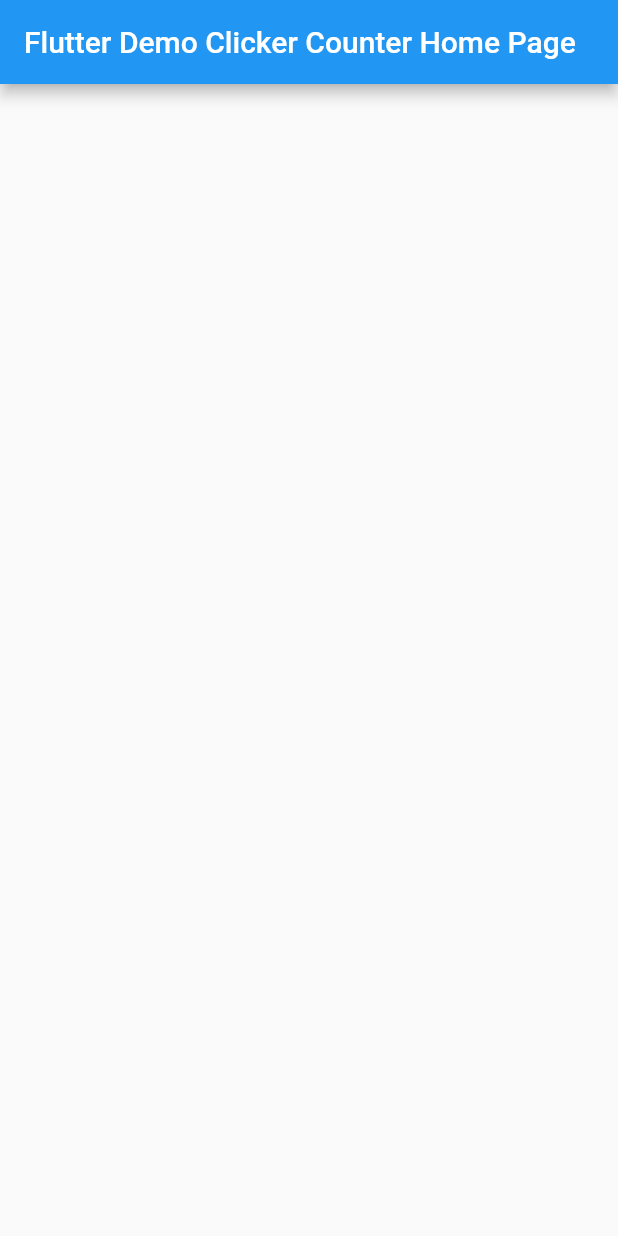
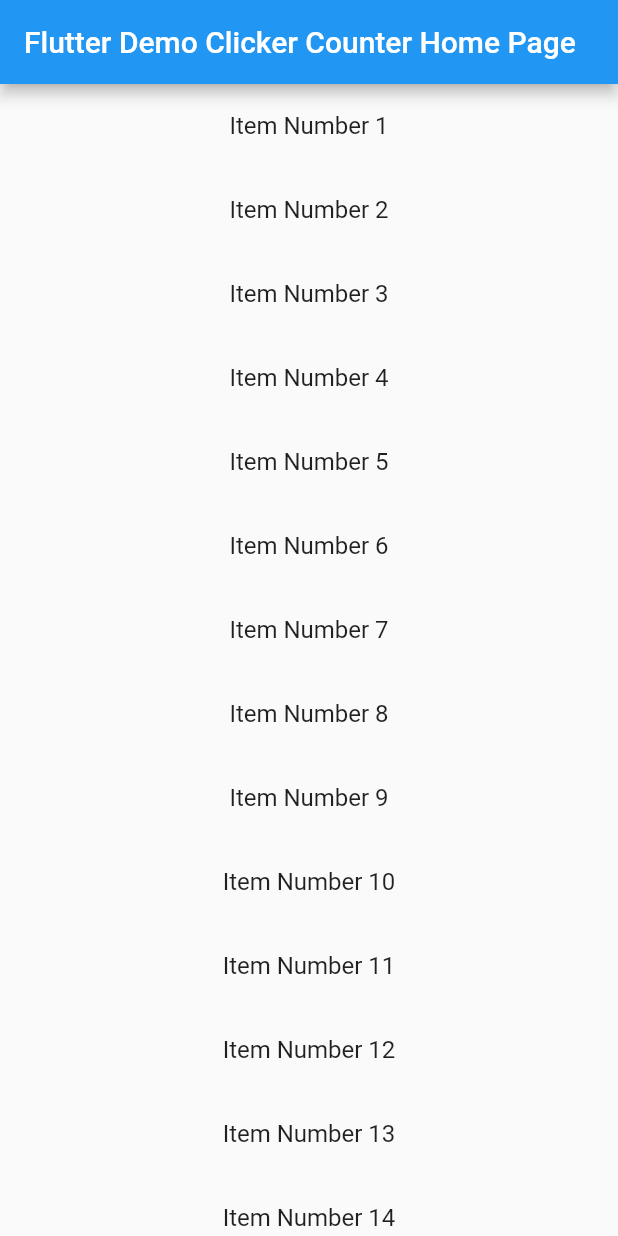
Before and after one commit to aceead/new_wedgits_flutter, a Flutter app: the screen it shows after launch, on a phone screen of 412 x 824 dp. Run offline on Flutter 3.47's test engine with Material 2 defaults, Android fonts, the phone set to English and light mode, and no system bars; our stand-ins replace image_picker, marquee.

```diff
--- a/lib/main.dart
+++ b/lib/main.dart
@@ -63,6 +63,8 @@ class _MyHomePageState extends State<MyHomePage> {
     }
   }
 
+  final li = List<String>.generate(20, (index) => "Item Number ${index + 1}");
+
   @override
   Widget build(BuildContext context) {
     return Scaffold(
@@ -74,7 +76,17 @@ class _MyHomePageState extends State<MyHomePage> {
       // body: imagePicker(),
       // floatingActionButton: imagePFAP(),
       //body: formFielsBuilder(),
-      body: null,
+      body: ListView.builder(
+        itemCount: li.length,
+        itemBuilder: (ctx, index) {
+          final items = li[index];
+          return ListTile(
+            title: Center(
+              child: Text(items),
+            ),
+          );
+        },
+      ),
     );
   }
 
```
